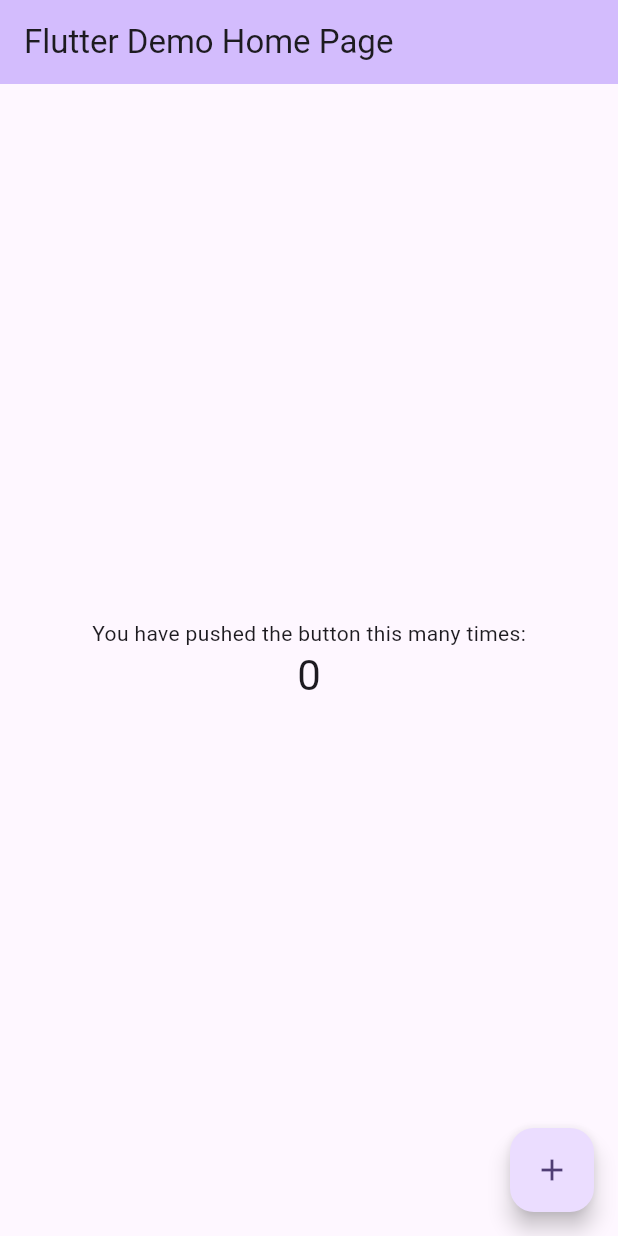
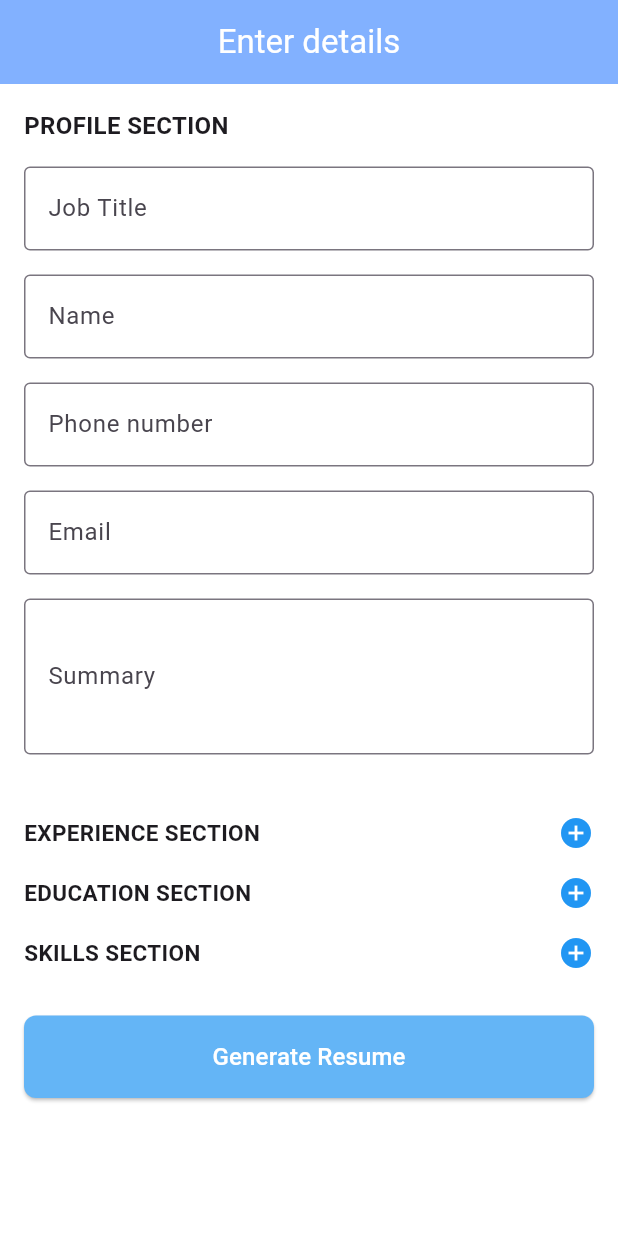
Before and after one commit to Nirali0306/Resume_builder, a Flutter app: the screen it shows after launch, on a phone screen of 412 x 824 dp. Run offline on Flutter 3.47's test engine with Material 3 defaults, Android fonts, the phone set to English and light mode, and no system bars.

Commit message:
developed ui for add_details and resume shows on home screen

```diff
--- a/lib/main.dart
+++ b/lib/main.dart
@@ -1,4 +1,5 @@
 import 'package:flutter/material.dart';
+import 'package:resume_builder/modules/view/add_datails_screen.dart';
 
 void main() {
   runApp(const MyApp());
@@ -11,112 +12,12 @@ class MyApp extends StatelessWidget {
   @override
   Widget build(BuildContext context) {
     return MaterialApp(
+      debugShowCheckedModeBanner: false,
       title: 'Flutter Demo',
       theme: ThemeData(
-        // This is the theme of your application.
-        //
-        // TRY THIS: Try running your application with "flutter run". You'll see
-        // the application has a purple toolbar. Then, without quitting the app,
-        // try changing the seedColor in the colorScheme below to Colors.green
-        // and then invoke "hot reload" (save your changes or press the "hot
-        // reload" button in a Flutter-supported IDE, or press "r" if you used
-        // the command line to start the app).
-        //
-        // Notice that the counter didn't reset back to zero; the application
-        // state is not lost during the reload. To reset the state, use hot
-        // restart instead.
-        //
-        // This works for code too, not just values: Most code changes can be
-        // tested with just a hot reload.
         colorScheme: ColorScheme.fromSeed(seedColor: Colors.deepPurple),
       ),
-      home: const MyHomePage(title: 'Flutter Demo Home Page'),
+      home: AddDetailScreen()
     );
   }
 }
-
-class MyHomePage extends StatefulWidget {
-  const MyHomePage({super.key, required this.title});
-
-  // This widget is the home page of your application. It is stateful, meaning
-  // that it has a State object (defined below) that contains fields that affect
-  // how it looks.
-
-  // This class is the configuration for the state. It holds the values (in this
-  // case the title) provided by the parent (in this case the App widget) and
-  // used by the build method of the State. Fields in a Widget subclass are
-  // always marked "final".
-
-  final String title;
-
-  @override
-  State<MyHomePage> createState() => _MyHomePageState();
-}
-
-class _MyHomePageState extends State<MyHomePage> {
-  int _counter = 0;
-
-  void _incrementCounter() {
-    setState(() {
-      // This call to setState tells the Flutter framework that something has
-      // changed in this State, which causes it to rerun the build method below
-      // so that the display can reflect the updated values. If we changed
-      // _counter without calling setState(), then the build method would not be
-      // called again, and so nothing would appear to happen.
-      _counter++;
-    });
-  }
-
-  @override
-  Widget build(BuildContext context) {
-    // This method is rerun every time setState is called, for instance as done
-    // by the _incrementCounter method above.
-    //
-    // The Flutter framework has been optimized to make rerunning build methods
-    // fast, so that you can just rebuild anything that needs updating rather
-    // than having to individually change instances of widgets.
-    return Scaffold(
-      appBar: AppBar(
-        // TRY THIS: Try changing the color here to a specific color (to
-        // Colors.amber, perhaps?) and trigger a hot reload to see the AppBar
-        // change color while the other colors stay the same.
-        backgroundColor: Theme.of(context).colorScheme.inversePrimary,
-        // Here we take the value from the MyHomePage object that was created by
-        // the App.build method, and use it to set our appbar title.
-        title: Text(widget.title),
-      ),
-      body: Center(
-        // Center is a layout widget. It takes a single child and positions it
-        // in the middle of the parent.
-        child: Column(
-          // Column is also a layout widget. It takes a list of children and
-          // arranges them vertically. By default, it sizes itself to fit its
-          // children horizontally, and tries to be as tall as its parent.
-          //
-          // Column has various properties to control how it sizes itself and
-          // how it positions its children. Here we use mainAxisAlignment to
-          // center the children vertically; the main axis here is the vertical
-          // axis because Columns are vertical (the cross axis would be
-          // horizontal).
-          //
-          // TRY THIS: Invoke "debug painting" (choose the "Toggle Debug Paint"
-          // action in the IDE, or press "p" in the console), to see the
-          // wireframe for each widget.
-          mainAxisAlignment: MainAxisAlignment.center,
-          children: <Widget>[
-            const Text('You have pushed the button this many times:'),
-            Text(
-              '$_counter',
-              style: Theme.of(context).textTheme.headlineMedium,
-            ),
-          ],
-        ),
-      ),
-      floatingActionButton: FloatingActionButton(
-        onPressed: _incrementCounter,
-        tooltip: 'Increment',
-        child: const Icon(Icons.add),
-      ), // This trailing comma makes auto-formatting nicer for build methods.
-    );
-  }
-}
--- /dev/null
+++ b/lib/modules/view/add_datails_screen.dart
@@ -0,0 +1,140 @@
+import 'package:flutter/material.dart';
+import 'package:resume_builder/modules/view/home_screen.dart';
+
+class AddDetailScreen extends StatefulWidget {
+  const AddDetailScreen({super.key});
+
+  @override
+  State<AddDetailScreen> createState() => _AddDetailScreenState();
+}
+
+class _AddDetailScreenState extends State<AddDetailScreen> {
+  final _formKey = GlobalKey<FormState>();
+
+  bool isExperienceExpanded = false;
+  bool isEducationExpanded = false;
+  bool isSkillsExpanded = false;
+
+  @override
+  Widget build(BuildContext context) {
+    return Scaffold(
+      backgroundColor: Colors.white,
+      appBar: AppBar(
+        backgroundColor: Colors.blueAccent.shade100,
+        centerTitle: true,
+        title: Text("Enter details", style: TextStyle(color: Colors.white)),
+      ),
+      body: SingleChildScrollView(
+        padding: EdgeInsets.all(16),
+        child: Form(
+          key: _formKey,
+          child: Column(
+            crossAxisAlignment: CrossAxisAlignment.start,
+            children: [
+              Text(
+                "PROFILE SECTION",
+                style: TextStyle(fontWeight: FontWeight.bold, fontSize: 16),
+              ),
+              SizedBox(height: 16),
+              buildTextField("Job Title"),
+              buildTextField("Name"),
+              buildTextField("Phone number", keyboardType: TextInputType.phone),
+              buildTextField("Email", keyboardType: TextInputType.emailAddress),
+              buildTextField("Summary", maxLines: 3),
+              SizedBox(height: 24),
+              buildExpandableHeader("EXPERIENCE SECTION", () {
+                setState(() {
+                  isExperienceExpanded = !isExperienceExpanded;
+                });
+              }),
+              if (isExperienceExpanded) ...[
+                buildTextField("Company"),
+                buildTextField("Role"),
+                buildTextField("Duration"),
+              ],
+              SizedBox(height: 16),
+              buildExpandableHeader("EDUCATION SECTION", () {
+                setState(() {
+                  isEducationExpanded = !isEducationExpanded;
+                });
+              }),
+              if (isEducationExpanded) ...[
+                buildTextField("School / College"),
+                buildTextField("Degree"),
+                buildTextField("Year"),
+              ],
+              SizedBox(height: 16),
+              buildExpandableHeader("SKILLS SECTION", () {
+                setState(() {
+                  isSkillsExpanded = !isSkillsExpanded;
+                });
+              }),
+              if (isSkillsExpanded) ...[
+                buildTextField("Skill 1"),
+                buildTextField("Skill 2"),
+                buildTextField("Skill 3"),
+              ],
+              SizedBox(height: 30),
+              SizedBox(
+                width: double.infinity,
+                child: ElevatedButton(
+                  style: ElevatedButton.styleFrom(
+                    backgroundColor: Colors.blue.shade300,
+                    padding: EdgeInsets.symmetric(vertical: 16),
+                    shape: RoundedRectangleBorder(
+                      borderRadius: BorderRadius.circular(8),
+                    ),
+                  ),
+                  onPressed: () {
+                    Navigator.push(
+                      context,
+                      MaterialPageRoute(builder: (context) => HomeScreen()),
+                    );
+                  },
+                  child: Text(
+                    "Generate Resume",
+                    style: TextStyle(fontSize: 16, color: Colors.white),
+                  ),
+                ),
+              ),
+            ],
+          ),
+        ),
+      ),
+    );
+  }
+
+  Widget buildTextField(
+    String label, {
+    TextInputType keyboardType = TextInputType.text,
+    int maxLines = 1,
+  }) {
+    return Padding(
+      padding: EdgeInsets.only(bottom: 16),
+      child: TextFormField(
+        keyboardType: keyboardType,
+        maxLines: maxLines,
+        decoration: InputDecoration(
+          labelText: label,
+          border: OutlineInputBorder(),
+        ),
+      ),
+    );
+  }
+
+  Widget buildExpandableHeader(String title, VoidCallback onTap) {
+    return GestureDetector(
+      onTap: onTap,
+      child: Row(
+        mainAxisAlignment: MainAxisAlignment.spaceBetween,
+        children: [
+          Text(
+            title,
+            style: TextStyle(fontWeight: FontWeight.w600, fontSize: 15),
+          ),
+          Icon(Icons.add_circle, color: Colors.blue),
+        ],
+      ),
+    );
+  }
+}
```
Also changed, not shown: lib/modules/view/home_screen.dart (added, +157 -0 lines).
